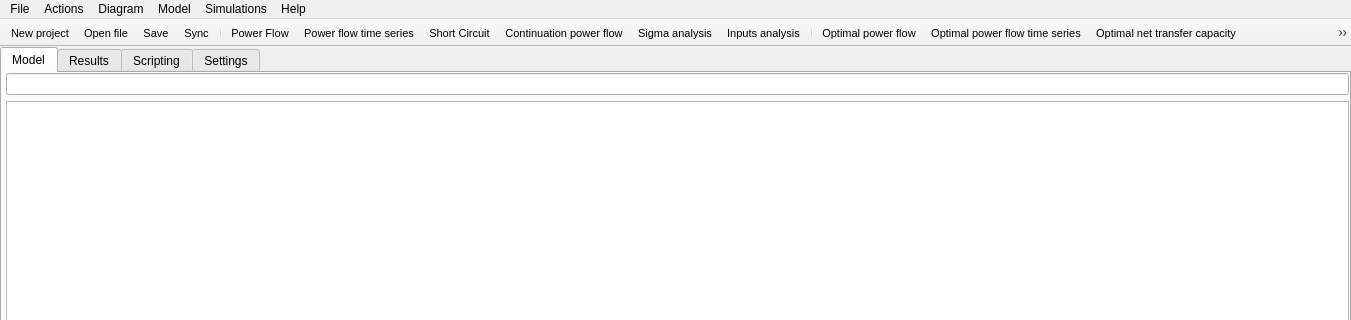
Qt form src/GridCal/Gui/Main/MainWindow.ui (SanPen/GridCal) before a commit; both pictures show x 0 to 1351 and y 0 to 320 of the 1351 by 779 pixel window.
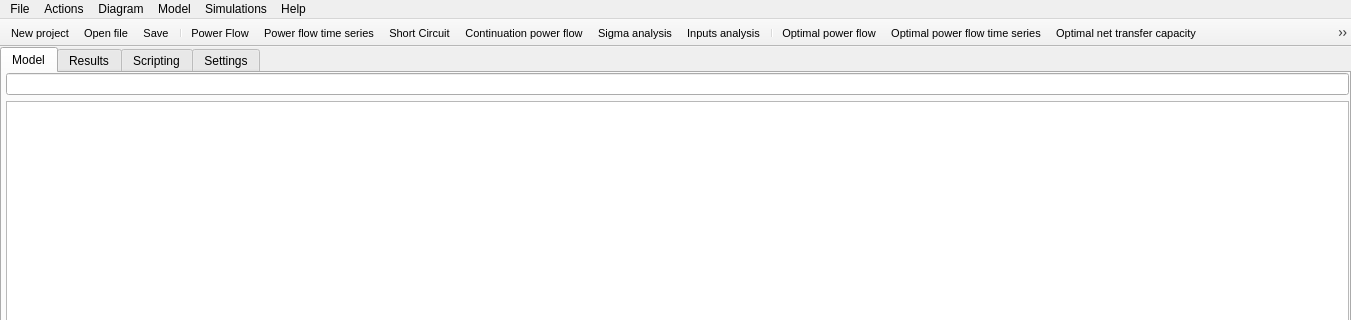
The same form after that commit. The open tabs and pages were chosen to show the change. Icons and pictures are not drawn.

Commit message: GUI refactoring: improved the tags and removed unused actions

The edit to the form file:
```diff
--- a/src/GridCal/Gui/Main/MainWindow.ui
+++ b/src/GridCal/Gui/Main/MainWindow.ui
@@ -8868,7 +8868,6 @@
    <addaction name="actionNew_project"/>
    <addaction name="actionOpen_file"/>
    <addaction name="actionSave"/>
-   <addaction name="actionSync"/>
    <addaction name="separator"/>
    <addaction name="actionPower_flow"/>
    <addaction name="actionPower_Flow_Time_series"/>
```
Left out of the diff: 108 changed lines with no effect on the pictures. The commit also changes 5 other files.
